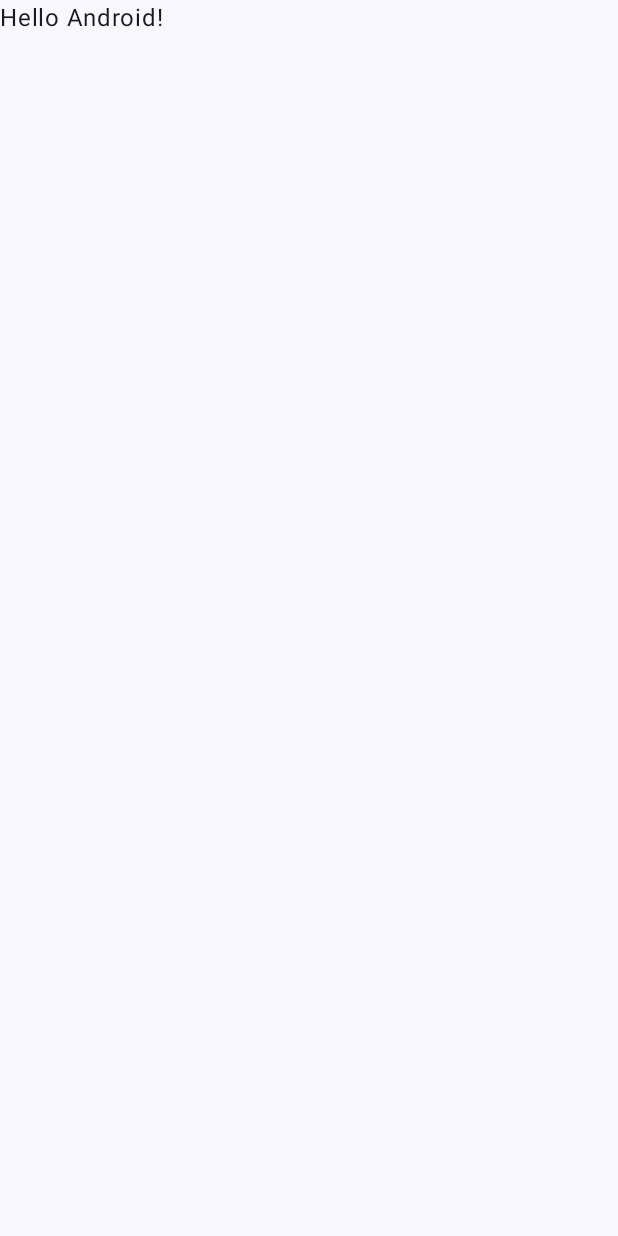
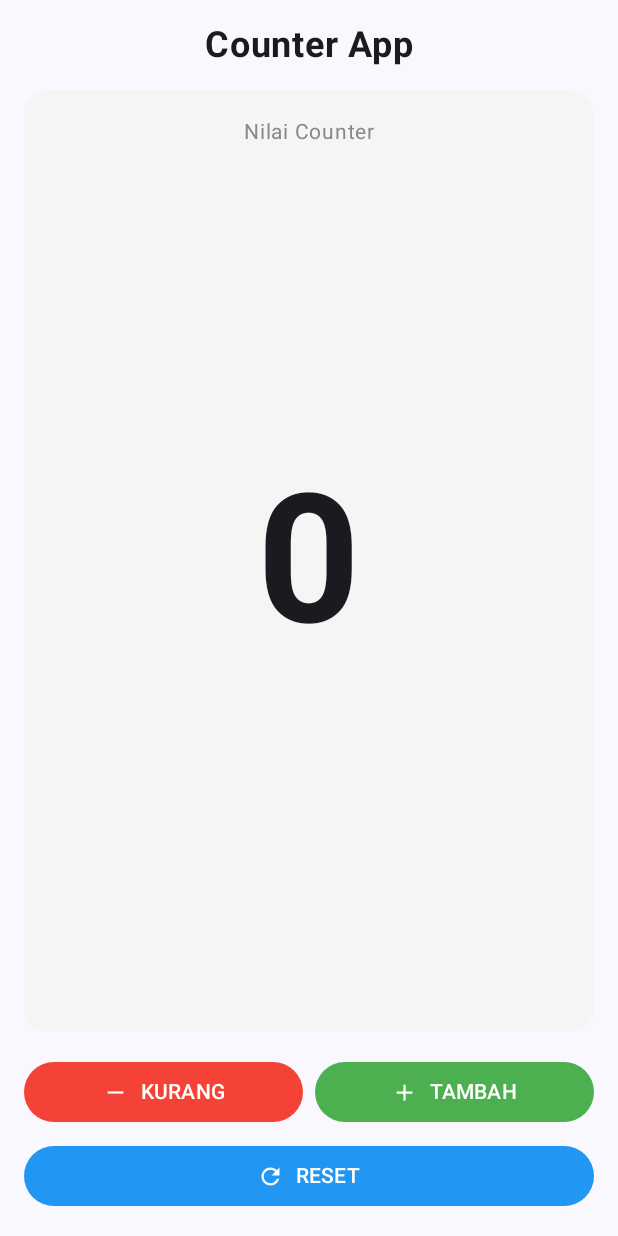
Before and after one commit to alyyysa/CounterCompose, an Android app built with Jetpack Compose: the screen it shows after launch (MainActivity), on a phone screen of 412 x 824 dp. Before the commit the screen is almost empty. Run offline under Robolectric (Android 15) with nearby library versions, the phone set to English and light mode, and no system bars.

Commit message:
initial commit

```diff
--- /dev/null
+++ b/app/src/main/java/com/example/countercompose/CounterScreen.kt
@@ -0,0 +1,135 @@
+package com.example.countercompose
+
+import androidx.compose.foundation.background
+import androidx.compose.foundation.layout.*
+import androidx.compose.foundation.shape.RoundedCornerShape
+import androidx.compose.material3.*
+import androidx.compose.runtime.Composable
+import androidx.compose.ui.Alignment
+import androidx.compose.ui.Modifier
+import androidx.compose.ui.graphics.Color
+import androidx.compose.ui.res.painterResource
+import androidx.compose.ui.text.font.FontWeight
+import androidx.compose.ui.tooling.preview.Preview
+import androidx.compose.ui.unit.dp
+import androidx.compose.ui.unit.sp
+import com.example.countercompose.ui.theme.CounterComposeTheme
+
+@Composable
+fun CounterScreen(modifier: Modifier = Modifier) {
+    Column(
+        modifier = modifier
+            .fillMaxSize()
+            .padding(16.dp),
+        horizontalAlignment = Alignment.CenterHorizontally
+    ) {
+        Text(
+            text = "Counter App",
+            fontSize = 24.sp,
+            fontWeight = FontWeight.Bold
+        )
+        Spacer(modifier = Modifier.height(16.dp))
+        CounterDisplay(
+            value = 0,
+            modifier = Modifier
+                .fillMaxWidth()
+                .weight(1f)
+        )
+        Spacer(modifier = Modifier.height(16.dp))
+        CounterButtons()
+    }
+}
+
+@Composable
+fun CounterDisplay(value: Int, modifier: Modifier = Modifier) {
+    Box(
+        modifier = modifier.background(
+            color = Color(0xFFF5F5F5),
+            shape = RoundedCornerShape(16.dp)
+        ),
+        contentAlignment = Alignment.Center
+    ) {
+        Text(
+            text = "Nilai Counter",
+            fontSize = 14.sp,
+            color = Color.Gray,
+            modifier = Modifier
+                .align(Alignment.TopCenter)
+                .padding(top = 16.dp)
+        )
+        Text(
+            text = value.toString(),
+            fontSize = 120.sp,
+            fontWeight = FontWeight.Bold
+        )
+    }
+}
+
+@Composable
+fun CounterButtons(
+    onDecrement: () -> Unit = {},
+    onIncrement: () -> Unit = {},
+    onReset: () -> Unit = {}
+) {
+    Column(modifier = Modifier.fillMaxWidth()) {
+        Row(
+            modifier = Modifier.fillMaxWidth(),
+            horizontalArrangement = Arrangement.spacedBy(8.dp)
+        ) {
+            Button(
+                onClick = onDecrement,
+                modifier = Modifier.weight(1f),
+                colors = ButtonDefaults.buttonColors(
+                    containerColor = Color(0xFFF44336)
+                )
+            ) {
+                Icon(
+                    painter = painterResource(R.drawable.ic_remove),
+                    contentDescription = null,
+                    modifier = Modifier.size(ButtonDefaults.IconSize)
+                )
+                Spacer(Modifier.width(ButtonDefaults.IconSpacing))
+                Text("KURANG")
+            }
+            Button(
+                onClick = onIncrement,
+                modifier = Modifier.weight(1f),
+                colors = ButtonDefaults.buttonColors(
+                    containerColor = Color(0xFF4CAF50)
+                )
+            ) {
+                Icon(
+                    painter = painterResource(R.drawable.ic_add),
+                    contentDescription = null,
+                    modifier = Modifier.size(ButtonDefaults.IconSize)
+                )
+                Spacer(Modifier.width(ButtonDefaults.IconSpacing))
+                Text("TAMBAH")
+            }
+        }
+        Spacer(modifier = Modifier.height(8.dp))
+        Button(
+            onClick = onReset,
+            modifier = Modifier.fillMaxWidth(),
+            colors = ButtonDefaults.buttonColors(
+                containerColor = Color(0xFF2196F3)
+            )
+        ) {
+            Icon(
+                painter = painterResource(R.drawable.ic_refresh),
+                contentDescription = null,
+                modifier = Modifier.size(ButtonDefaults.IconSize)
+            )
+            Spacer(Modifier.width(ButtonDefaults.IconSpacing))
+            Text("RESET")
+        }
+    }
+}
+
+@Preview(showBackground = true, showSystemUi = true)
+@Composable
+fun CounterScreenPreview() {
+    CounterComposeTheme {
+        CounterScreen()
+    }
+}
--- a/app/src/main/java/com/example/countercompose/MainActivity.kt
+++ b/app/src/main/java/com/example/countercompose/MainActivity.kt
@@ -20,8 +20,7 @@ class MainActivity : ComponentActivity() {
         setContent {
             CounterComposeTheme {
                 Scaffold(modifier = Modifier.fillMaxSize()) { innerPadding ->
-                    Greeting(
-                        name = "Android",
+                    CounterScreen(
                         modifier = Modifier.padding(innerPadding)
                     )
                 }
```
